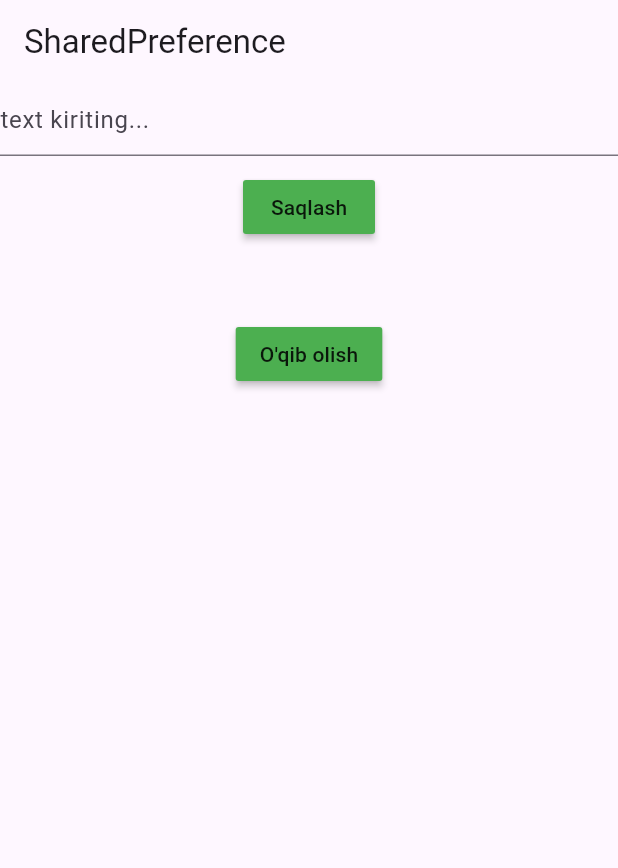
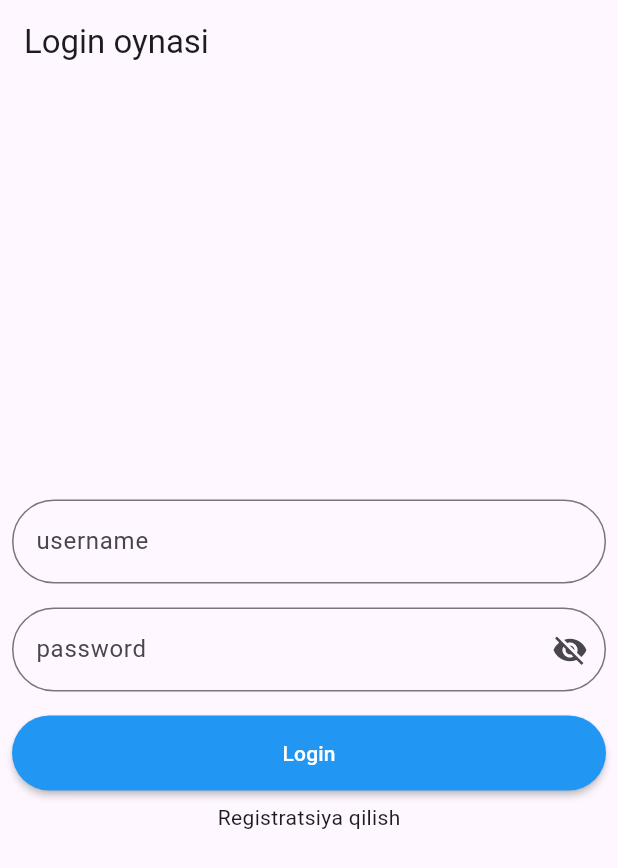
Before and after one commit to akmaljon1016/shared_preference_lesson, a Flutter app: the screen it shows after launch, on a phone screen of 412 x 824 dp. Shown: the top 868 px of the screen. Run offline on Flutter 3.47's test engine with Material 3 defaults, Android fonts, the phone set to English and light mode, and no system bars; our stand-ins replace shared_preferences.

Commit message:
login funksiyasi qo'shildi

```diff
--- /dev/null
+++ b/lib/login_page.dart
@@ -0,0 +1,105 @@
+import 'package:flutter/material.dart';
+import 'package:shared_preference_lesson/home_page.dart';
+import 'package:shared_preference_lesson/register_page.dart';
+import 'package:shared_preferences/shared_preferences.dart';
+
+class LoginPage extends StatefulWidget {
+  final SharedPreferences preferences;
+
+  const LoginPage({super.key, required this.preferences});
+
+  @override
+  State<LoginPage> createState() => _LoginPageState();
+}
+
+class _LoginPageState extends State<LoginPage> {
+  bool obscure = true;
+  TextEditingController usernameController = TextEditingController();
+  TextEditingController passwordController = TextEditingController();
+
+  login(String username, String password) {
+    String savedUsername = widget.preferences.getString("username") ?? "";
+    String savedPassword = widget.preferences.getString("password") ?? "";
+    try{
+      if (savedUsername == username && savedPassword == password) {
+        Navigator.pushReplacement(context, MaterialPageRoute(builder: (_) => HomePage()));
+        widget.preferences.setBool("login",true);
+      }
+      else{
+        ScaffoldMessenger.of(context)
+            .showSnackBar(SnackBar(content: Text("username yoki parol xato")));
+      }
+    }
+    catch(e){
+      ScaffoldMessenger.of(context)
+          .showSnackBar(SnackBar(content: Text(e.toString())));
+    }
+  }
+
+  @override
+  Widget build(BuildContext context) {
+    return Scaffold(
+      appBar: AppBar(
+        title: Text("Login oynasi"),
+      ),
+      body: Column(
+        mainAxisAlignment: MainAxisAlignment.center,
+        children: [
+          Padding(
+            padding: const EdgeInsets.all(8.0),
+            child: TextField(
+              controller: usernameController,
+              decoration: InputDecoration(
+                  border: OutlineInputBorder(
+                      borderRadius: BorderRadius.circular(30)),
+                  labelText: "username"),
+            ),
+          ),
+          Padding(
+            padding: const EdgeInsets.all(8.0),
+            child: TextField(
+              controller: passwordController,
+              obscureText: obscure,
+              decoration: InputDecoration(
+                  border: OutlineInputBorder(
+                      borderRadius: BorderRadius.circular(30)),
+                  labelText: "password",
+                  suffixIcon: GestureDetector(
+                      onTap: () {
+                        setState(() {
+                          obscure = !obscure;
+                        });
+                      },
+                      child: Icon(obscure == true
+                          ? Icons.visibility_off
+                          : Icons.visibility))),
+            ),
+          ),
+          Padding(
+            padding: const EdgeInsets.all(8.0),
+            child: MaterialButton(
+              onPressed: () {
+                login(usernameController.text, passwordController.text);
+              },
+              child: Text(
+                "Login",
+                style: TextStyle(color: Colors.white),
+              ),
+              color: Colors.blue,
+              height: 50,
+              minWidth: MediaQuery.of(context).size.width,
+              shape: RoundedRectangleBorder(
+                  borderRadius: BorderRadius.circular(30)),
+            ),
+          ),
+          InkWell(
+              onTap: () {
+                Navigator.push(context, MaterialPageRoute(builder: (_) => RegisterPage(preferences: widget.preferences)));
+
+              },
+              child: Text("Registratsiya qilish"))
+        ],
+      ),
+    );
+  }
+}
--- a/lib/main.dart
+++ b/lib/main.dart
@@ -1,72 +1,15 @@
 import 'package:flutter/material.dart';
+import 'package:shared_preference_lesson/home_page.dart';
+import 'package:shared_preference_lesson/login_page.dart';
 import 'package:shared_preferences/shared_preferences.dart';
 
-late SharedPreferences pref;
+late SharedPreferences preference;
 
 void main() async {
   WidgetsFlutterBinding.ensureInitialized();
-  pref = await SharedPreferences.getInstance();
+  preference = await SharedPreferences.getInstance();
+  bool login = preference.getBool("login") ?? false;
   runApp(MaterialApp(
-    home: MyApp(),
+    home: login == true ? HomePage() : LoginPage(preferences: preference),
   ));
 }
-
-class MyApp extends StatefulWidget {
-  const MyApp({super.key});
-
-  @override
-  State<MyApp> createState() => _MyAppState();
-}
-
-class _MyAppState extends State<MyApp> {
-  TextEditingController txtController = TextEditingController();
-
-  String text = "";
-
-  void saqlash(String text) async {
-    pref.setString("txt", text);
-  }
-
-  void oqibOlish() {
-    setState(() {
-      text = pref.getString("txt")??"";
-    });
-  }
-
-  @override
-  Widget build(BuildContext context) {
-    return Scaffold(
-      appBar: AppBar(
-        title: Text("SharedPreference"),
-      ),
-      body: Column(
-        children: [
-          TextField(
-            controller: txtController,
-            decoration: InputDecoration(hintText: "text kiriting..."),
-          ),
-          SizedBox(
-            height: 10,
-          ),
-          MaterialButton(
-            onPressed: () {
-              saqlash(txtController.text);
-            },
-            child: Text("Saqlash"),
-            color: Colors.green,
-          ),
-          SizedBox(
-            height: 50,
-          ),
-          MaterialButton(
-              onPressed: () {
-                oqibOlish();
-              },
-              child: Text("O'qib olish"),
-              color: Colors.green),
-          Text(text)
-        ],
-      ),
-    );
-  }
-}
```
Also changed, not shown: lib/home_page.dart (added, +19 -0 lines), lib/register_page.dart (added, +115 -0 lines), 1 other file.
